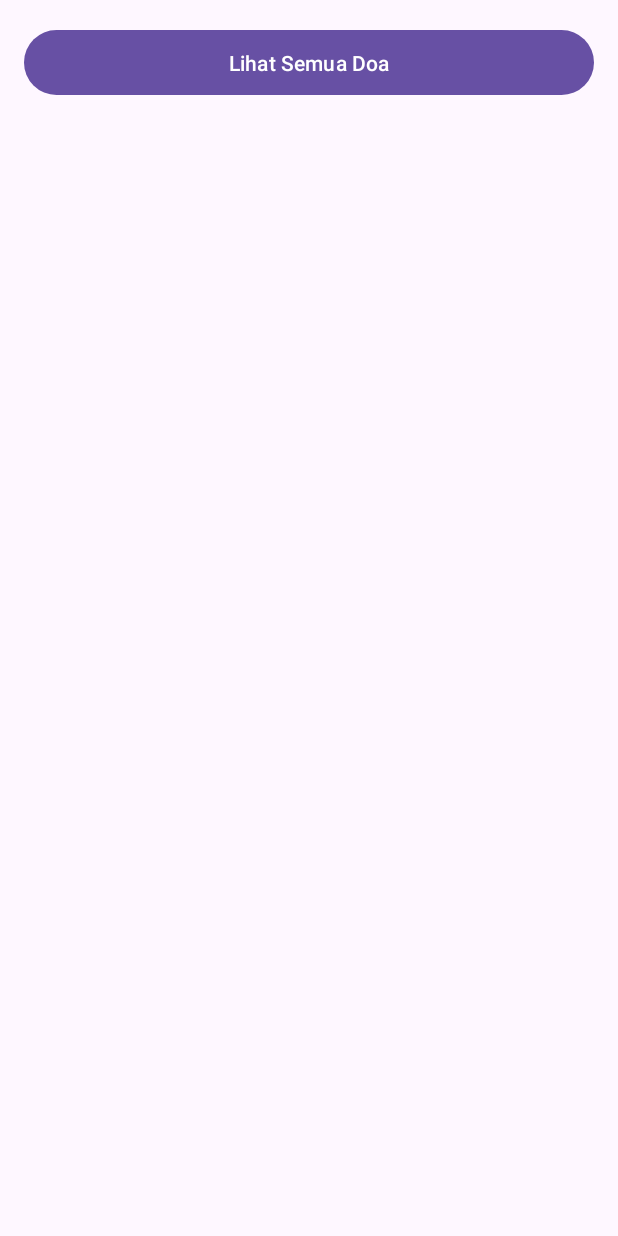
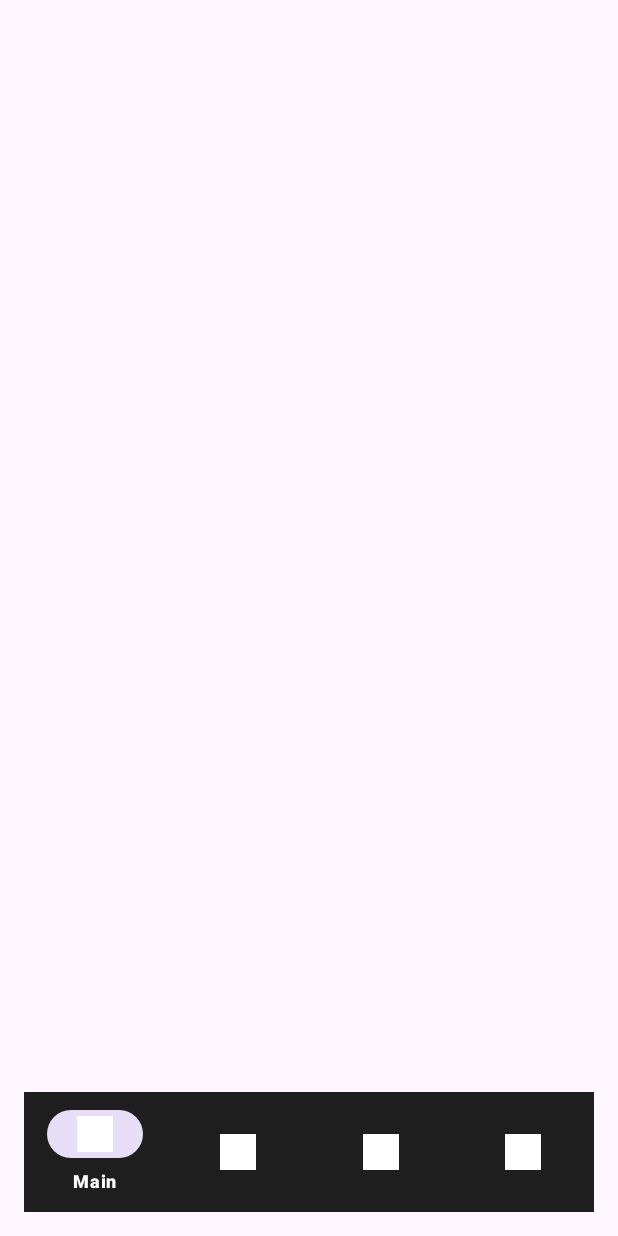
Before and after one commit to fauzanashshidiq/islamic-kids, an Android app: the screen it shows after launch (MainActivity), on a phone screen of 412 x 824 dp. Run offline under Robolectric (Android 15) with nearby library versions, the phone set to English and light mode, and no system bars; our stand-ins replace Room's generated code.

Commit message:
feat(bottom-nav): init & change from activity to fragment

```diff
--- a/app/build.gradle.kts
+++ b/app/build.gradle.kts
@@ -60,4 +60,6 @@ dependencies {
     implementation("androidx.lifecycle:lifecycle-livedata-ktx:2.8.6")
     implementation("androidx.room:room-ktx:2.6.1")
     kapt ("androidx.room:room-compiler:2.6.1")
+    implementation("com.google.android.material:material:1.11.0")
+    implementation("androidx.fragment:fragment-ktx:1.6.2")
 }
--- a/app/src/main/java/com/pam/uas/MainActivity.kt
+++ b/app/src/main/java/com/pam/uas/MainActivity.kt
@@ -1,62 +1,89 @@
 package com.pam.uas
 
+import android.app.Activity
 import android.content.Intent
 import android.os.Bundle
-import android.util.Log
-import androidx.activity.viewModels
+import androidx.activity.result.contract.ActivityResultContracts
 import androidx.appcompat.app.AppCompatActivity
-import androidx.recyclerview.widget.LinearLayoutManager
+import androidx.fragment.app.Fragment
 import com.pam.uas.databinding.ActivityMainBinding
-import com.pam.uas.ui.DoaMainAdapter
-import com.pam.uas.viewmodel.DoaViewModel
-import com.pam.uas.viewmodel.PembelajaranViewModel
+import com.pam.uas.fragment.DoaFragment
+import com.pam.uas.fragment.KisahNabiFragment
+import com.pam.uas.fragment.MainFragment
 
 class MainActivity : AppCompatActivity() {
 
     private lateinit var binding: ActivityMainBinding
-    private val viewModel: DoaViewModel by viewModels()
-    private lateinit var adapter: DoaMainAdapter
-    //CUMAN CEK
-    private val pembelajaranViewModel: PembelajaranViewModel by viewModels()
+
+    private val pinResultLauncher = registerForActivityResult(
+        ActivityResultContracts.StartActivityForResult()
+    ) { result ->
+        if (result.resultCode == Activity.RESULT_OK) {
+            loadFragment(DoaFragment())
+
+            // Kita matikan listener sebentar supaya baris di bawah ini
+            // tidak memicu event klik 'nav_doa' lagi.
+            binding.bottomNavigation.setOnItemSelectedListener(null)
+
+            binding.bottomNavigation.selectedItemId = R.id.nav_doa
+
+            // Nyalakan listener lagi
+            setupBottomNavListener()
+        }
+    }
 
     override fun onCreate(savedInstanceState: Bundle?) {
         super.onCreate(savedInstanceState)
         binding = ActivityMainBinding.inflate(layoutInflater)
         setContentView(binding.root)
 
-        // CUMAN CEK
-        pembelajaranViewModel.preloadPembelajaran()
-        pembelajaranViewModel.getMateri("ASMAUL_HUSNA").observe(this) { list ->
-            if (list.isNotEmpty()) {
-                // Jika log ini muncul, berarti BERHASIL!
-                Log.d("CEK_DB", "Berhasil! Ditemukan ${list.size} data Shalat Wajib.")
+        // Tampilkan MainFragment saat aplikasi pertama kali dibuka
+        if (savedInstanceState == null) {
+            loadFragment(MainFragment())
+        }
 
-                // Cek isi data pertama
-                Log.d("CEK_DB", "Data pertama: ${list[0].nama}")
-            } else {
-                // Jika log ini muncul terus, mungkin JSON belum terbaca atau kategori salah
-                Log.d("CEK_DB", "Data masih kosong atau sedang loading...")
+        setupBottomNavListener()
+    }
+
+    private fun setupBottomNavListener() {
+        binding.bottomNavigation.setOnItemSelectedListener { menuItem ->
+            when (menuItem.itemId) {
+                R.id.nav_main -> {
+                    loadFragment(MainFragment())
+                    true
+                }
+                R.id.nav_doa -> {
+                    val currentFragment = supportFragmentManager.findFragmentById(R.id.fragment_container)
+
+                    // Jika user sudah ada di halaman Doa, tidak perlu PIN lagi
+                    if (currentFragment is DoaFragment) {
+                        return@setOnItemSelectedListener true
+                    }
+
+                    // Luncurkan PIN
+                    val intent = Intent(this, PinActivity::class.java)
+                    pinResultLauncher.launch(intent)
+
+                    // Return false: Jangan ganti icon jadi aktif dulu (tunggu hasil PIN)
+                    false
+                }
+                R.id.nav_kisah -> {
+                    loadFragment(KisahNabiFragment())
+                    true
+                }
+                R.id.nav_pembelajaran -> {
+                    // Placeholder logic
+                    startActivity(Intent(this, KisahNabiActivity::class.java))
+                    false
+                }
+                else -> false
             }
         }
+    }
 
-        adapter = DoaMainAdapter(emptyList()) { doa, isMemorized ->
-            viewModel.updateMemorizedStatus(doa, isMemorized)
-        }
-        binding.rvDoaMain.layoutManager = LinearLayoutManager(this)
-        binding.rvDoaMain.adapter = adapter
-
-        binding.btnLihatSemua.setOnClickListener {
-            startActivity(Intent(this, PinActivity::class.java))
-        }
-
-        viewModel.loadSavedDoa()
-
-        viewModel.savedDoa.observe(this) { list ->
-            adapter.updateData(list)
-        }
-    }
-    override fun onResume() {
-        super.onResume()
-        viewModel.loadSavedDoa()
+    private fun loadFragment(fragment: Fragment) {
+        supportFragmentManager.beginTransaction()
+            .replace(R.id.fragment_container, fragment)
+            .commit()
     }
 }
--- a/app/src/main/java/com/pam/uas/PinActivity.kt
+++ b/app/src/main/java/com/pam/uas/PinActivity.kt
@@ -55,7 +55,7 @@ class PinActivity : AppCompatActivity() {
     }
 
     private fun goToAddDoa() {
-        startActivity(Intent(this, DoaActivity::class.java))
+        setResult(RESULT_OK)
         finish()
     }
 }
--- /dev/null
+++ b/app/src/main/java/com/pam/uas/fragment/MainFragment.kt
@@ -0,0 +1,65 @@
+package com.pam.uas.fragment
+
+import android.content.Intent
+import android.os.Bundle
+import android.util.Log
+import android.view.LayoutInflater
+import android.view.View
+import android.view.ViewGroup
+import androidx.fragment.app.Fragment
+import androidx.fragment.app.viewModels
+import androidx.recyclerview.widget.LinearLayoutManager
+import com.pam.uas.PinActivity
+import com.pam.uas.databinding.FragmentMainBinding
+import com.pam.uas.ui.DoaMainAdapter
+import com.pam.uas.viewmodel.DoaViewModel
+
+class MainFragment : Fragment() {
+
+ private var _binding: FragmentMainBinding? = null
+ private val binding get() = _binding!!
+
+ private val viewModel: DoaViewModel by viewModels()
+ private lateinit var adapter: DoaMainAdapter
+
+ override fun onCreateView(
+  inflater: LayoutInflater, container: ViewGroup?, savedInstanceState: Bundle?
+ ): View {
+  _binding = FragmentMainBinding.inflate(inflater, container, false)
+  return binding.root
+ }
+
+ override fun onViewCreated(view: View, savedInstanceState: Bundle?) {
+  super.onViewCreated(view, savedInstanceState)
+
+  // Setup Adapter
+  adapter = DoaMainAdapter(emptyList()) { doa, isMemorized ->
+   viewModel.updateMemorizedStatus(doa, isMemorized)
+  }
+
+  // Setup RecyclerView (Gunakan requireContext() di fragment)
+  binding.rvDoaMain.layoutManager = LinearLayoutManager(requireContext())
+  binding.rvDoaMain.adapter = adapter
+
+  // Load Data
+  viewModel.loadSavedDoa()
+
+  // Observe Data
+  // viewLifecycleOwner adalah lifecycle aman untuk Fragment
+  viewModel.savedDoa.observe(viewLifecycleOwner) { list ->
+   adapter.updateData(list)
+   Log.d("MAIN_FRAGMENT", "Data doa ter-load: ${list.size}")
+  }
+ }
+
+ // Refresh data saat kembali ke fragment ini
+ override fun onResume() {
+  super.onResume()
+  viewModel.loadSavedDoa()
+ }
+
+ override fun onDestroyView() {
+  super.onDestroyView()
+  _binding = null // Mencegah memory leak
+ }
+}
--- a/app/src/main/res/layout/activity_main.xml
+++ b/app/src/main/res/layout/activity_main.xml
@@ -2,21 +2,21 @@
 <LinearLayout xmlns:android="http://schemas.android.com/apk/res/android"
     android:layout_width="match_parent"
     android:layout_height="match_parent"
+    xmlns:app="http://schemas.android.com/apk/res-auto"
     android:orientation="vertical"
     android:padding="16dp">
+    <FrameLayout
+        android:id="@+id/fragment_container"
+        android:layout_width="match_parent"
+        android:layout_height="0dp"
+        android:layout_weight="1"/>
 
-    <Button
-        android:id="@+id/btnLihatSemua"
+    <com.google.android.material.bottomnavigation.BottomNavigationView
+        android:id="@+id/bottom_navigation"
         android:layout_width="match_parent"
         android:layout_height="wrap_content"
-        android:text="Lihat Semua Doa"
-        android:padding="12dp"
-        android:layout_marginBottom="16dp" />
-
-    <androidx.recyclerview.widget.RecyclerView
-        android:id="@+id/rvDoaMain"
-        android:layout_width="match_parent"
-        android:layout_height="0dp"
-        android:layout_weight="1" />
-
+        android:background="#1E1E1E"
+        app:itemIconTint="#FFFFFF"
+        app:itemTextColor="#FFFFFF"
+        app:menu="@menu/bottom_nav_menu"/>
 </LinearLayout>
--- /dev/null
+++ b/app/src/main/res/layout/fragment_main.xml
@@ -0,0 +1,17 @@
+<?xml version="1.0" encoding="utf-8"?>
+<androidx.constraintlayout.widget.ConstraintLayout
+    xmlns:android="http://schemas.android.com/apk/res/android"
+    xmlns:app="http://schemas.android.com/apk/res-auto"
+    android:layout_width="match_parent"
+    android:layout_height="match_parent">
+
+    <androidx.recyclerview.widget.RecyclerView
+        android:id="@+id/rvDoaMain"
+        android:layout_width="0dp"
+        android:layout_height="0dp"
+        app:layout_constraintTop_toTopOf="parent"
+        app:layout_constraintBottom_toBottomOf="parent"
+        app:layout_constraintStart_toStartOf="parent"
+        app:layout_constraintEnd_toEndOf="parent" />
+
+</androidx.constraintlayout.widget.ConstraintLayout>
--- /dev/null
+++ b/app/src/main/res/menu/bottom_nav_menu.xml
@@ -0,0 +1,18 @@
+<menu xmlns:android="http://schemas.android.com/apk/res/android">
+    <item
+        android:id="@+id/nav_main"
+        android:icon="@drawable/ic_launcher_background"
+        android:title="Main"/>
+    <item
+        android:id="@+id/nav_doa"
+        android:icon="@drawable/ic_launcher_background"
+        android:title="Doa"/>
+    <item
+        android:id="@+id/nav_kisah"
+        android:icon="@drawable/ic_launcher_background"
+        android:title="Kisah Nabi"/>
+    <item
+        android:id="@+id/nav_pembelajaran"
+        android:icon="@drawable/ic_launcher_background"
+        android:title="Pembelajaran"/>
+</menu>
```
Also changed, not shown: app/src/main/java/com/pam/uas/fragment/DoaFragment.kt (added, +77 -0 lines), app/src/main/java/com/pam/uas/fragment/KisahNabiFragment.kt (added, +53 -0 lines), app/src/main/java/com/pam/uas/fragment/PembelajaranFragment.kt (added, +8 -0 lines), app/src/main/res/layout/fragment_doa.xml (added, +30 -0 lines), app/src/main/res/layout/fragment_kisah_nabi.xml (added, +38 -0 lines), app/src/main/res/layout/fragment_pembelajaran.xml (added, +11 -0 lines).
